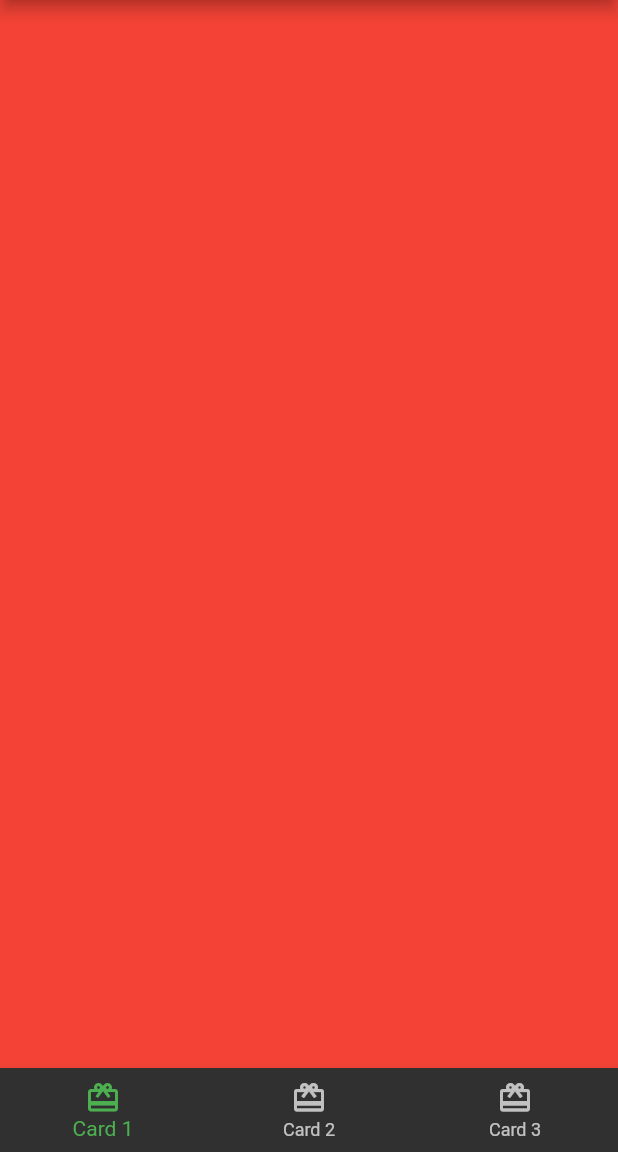
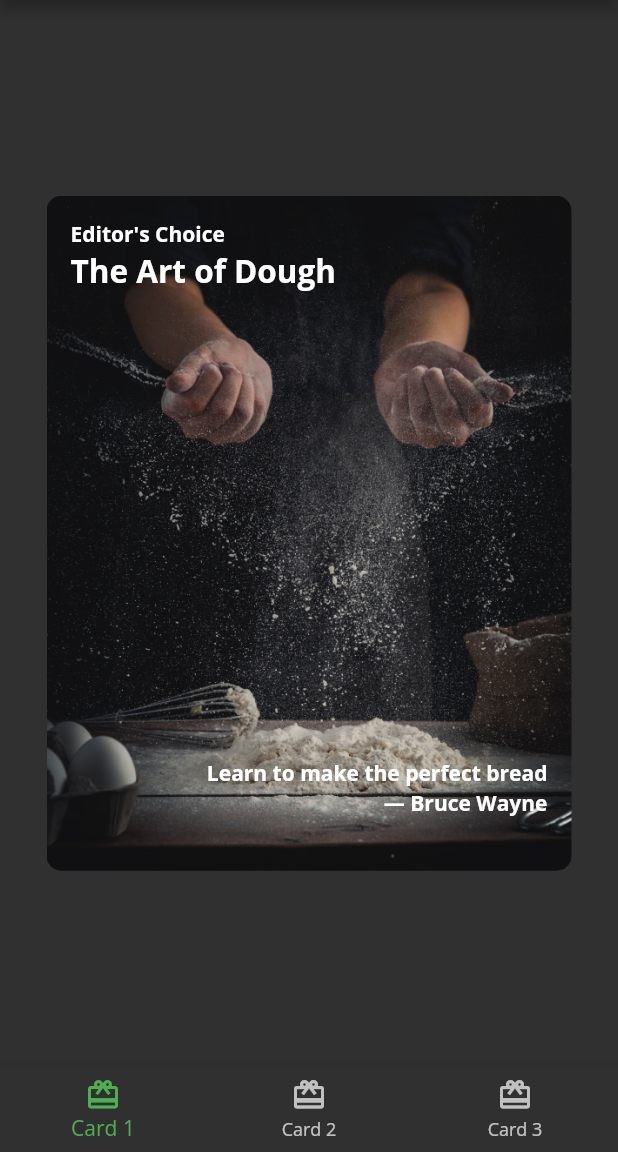
Before and after one commit to oozoemenam/foodbook, a Flutter app: the screen it shows after launch, on a phone screen of 412 x 824 dp, the part 84-1236 px from its top. Run offline on Flutter 3.47's test engine with Material 2 defaults, Android fonts, the phone set to English and light mode, and no system bars; our stand-ins replace google_fonts.

Commit message:
tab nav cards

```diff
--- /dev/null
+++ b/lib/card1.dart
@@ -0,0 +1,59 @@
+import 'package:flutter/material.dart';
+import 'package:foodbook/theme.dart';
+
+class Card1 extends StatelessWidget {
+  const Card1({super.key});
+
+  final String category = 'Editor\'s Choice';
+  final String title = 'The Art of Dough';
+  final String description = 'Learn to make the perfect bread';
+  final String chef = ' — Bruce Wayne';
+
+  @override
+  Widget build(BuildContext context) {
+    return Center(
+        // TODO: Card1 decorate container
+        child: Container(
+      padding: const EdgeInsets.all(16),
+      constraints: const BoxConstraints.expand(width: 350, height: 450),
+      decoration: const BoxDecoration(
+        image: DecorationImage(
+          image: AssetImage('assets/1.png'),
+          fit: BoxFit.cover,
+        ),
+        borderRadius: BorderRadius.all(Radius.circular(10.0)),
+      ),
+      child: Stack(
+        children: [
+          Text(
+            category,
+            style: FoodbookTheme.darkTextTheme.bodyLarge,
+          ),
+          Positioned(
+            top: 20,
+            child: Text(
+              title,
+              style: FoodbookTheme.darkTextTheme.displayMedium,
+            ),
+          ),
+          Positioned(
+            bottom: 40,
+            right: 0,
+            child: Text(
+              description,
+              style: FoodbookTheme.darkTextTheme.bodyLarge,
+            ),
+          ),
+          Positioned(
+            bottom: 20,
+            right: 0,
+            child: Text(
+              chef,
+              style: FoodbookTheme.darkTextTheme.bodyLarge,
+            ),
+          ),
+        ],
+      ),
+    ));
+  }
+}
--- a/lib/home.dart
+++ b/lib/home.dart
@@ -1,4 +1,7 @@
 import 'package:flutter/material.dart';
+import 'package:foodbook/card1.dart';
+import 'package:foodbook/card2.dart';
+import 'package:foodbook/card3.dart';
 
 class Home extends StatefulWidget {
   const Home({super.key});
@@ -11,11 +14,9 @@ class _HomeState extends State<Home> {
   int _selectedIndex = 0;
 
   static List<Widget> pages = <Widget>[
-    // TODO: Replace with Card1
-    Container(color: Colors.red),
-    // TODO: Replace with Card2
-    Container(color: Colors.green),
-    // TODO: Replace with Card3
+    const Card1(),
+    const Card2(),
+    const Card3(),
     Container(color: Colors.blue),
   ];
 
--- a/lib/theme.dart
+++ b/lib/theme.dart
@@ -3,6 +3,11 @@ import 'package:google_fonts/google_fonts.dart';
 
 class FoodbookTheme {
   static TextTheme lightTextTheme = TextTheme(
+    bodyMedium: GoogleFonts.openSans(
+      fontSize: 14.0,
+      fontWeight: FontWeight.w400,
+      color: Colors.black,
+    ),
     bodyLarge: GoogleFonts.openSans(
       fontSize: 14.0,
       fontWeight: FontWeight.w700,
@@ -31,6 +36,11 @@ class FoodbookTheme {
   );
 
   static TextTheme darkTextTheme = TextTheme(
+    bodyMedium: GoogleFonts.openSans(
+      fontSize: 14.0,
+      fontWeight: FontWeight.w400,
+      color: Colors.white,
+    ),
     bodyLarge: GoogleFonts.openSans(
       fontSize: 14.0,
       fontWeight: FontWeight.w700,
```
Also changed, not shown: lib/author_card.dart (added, +62 -0 lines), lib/card2.dart (added, +62 -0 lines), lib/card3.dart (added, +127 -0 lines), lib/circle_image.dart (added, +20 -0 lines), assets/1.png (added), assets/2.png (added), assets/3.png (added), assets/4.png (added), assets/5.png (added), assets/Bruce_Wayne.jpg (added), assets/Card1.png (added), assets/Card2.png (added), assets/Card3.png (added), 1 other file.
